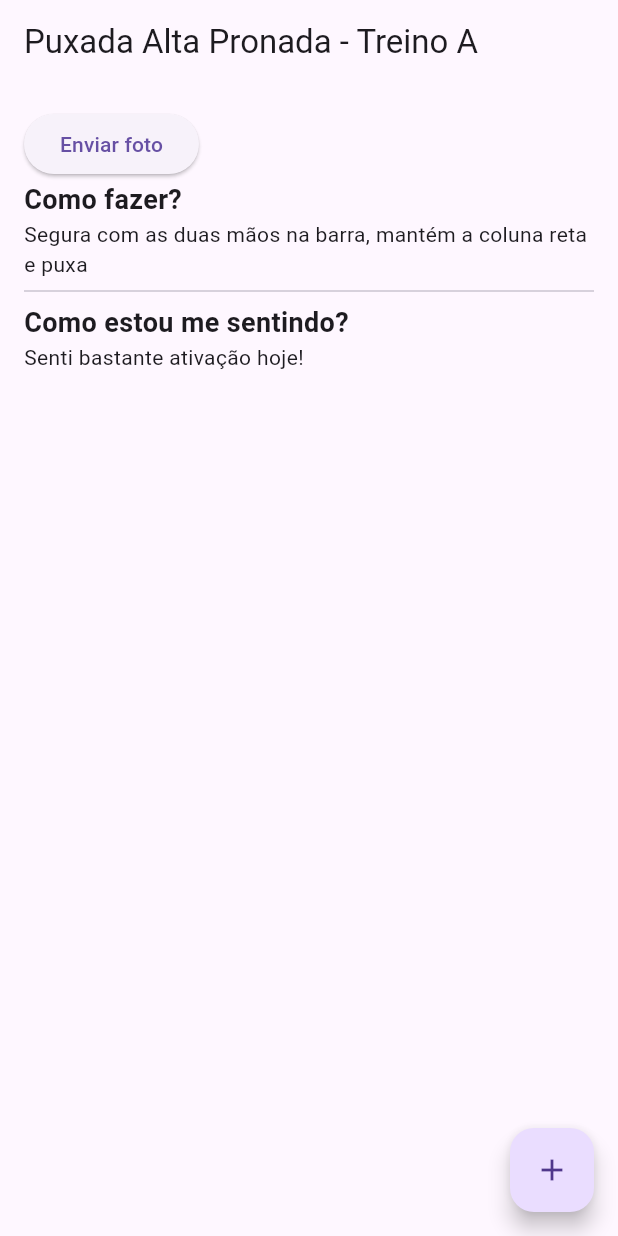
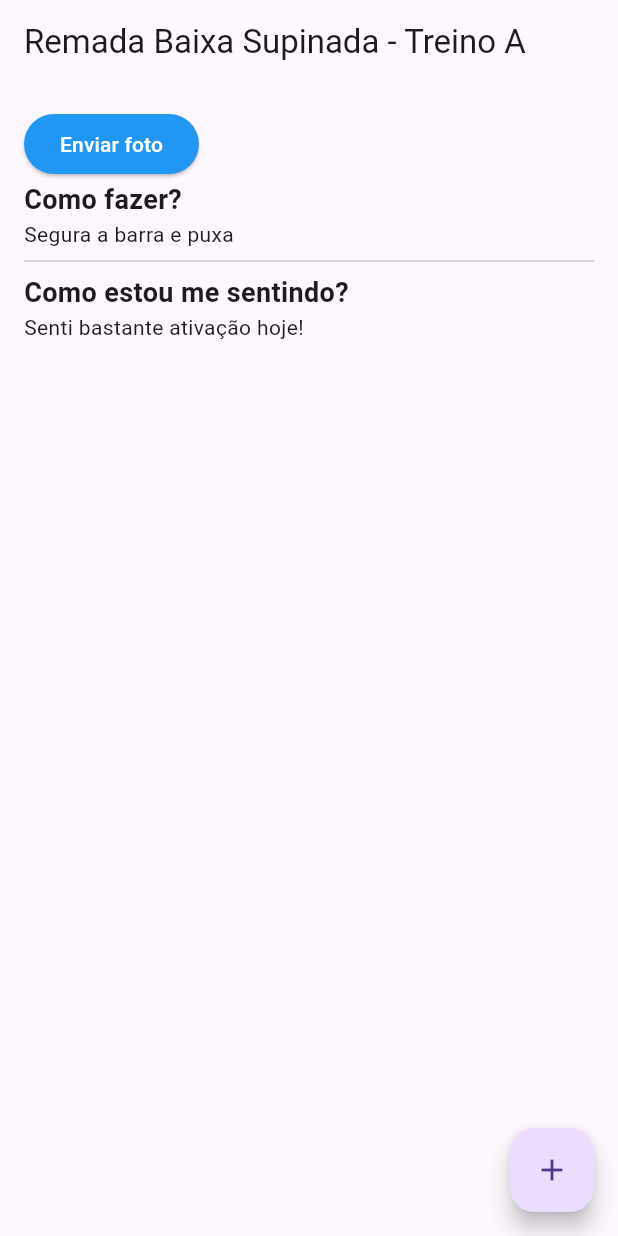
Before and after one commit to stellamaia/flutter_todo_app, a Flutter app: the screen it shows after launch, on a phone screen of 412 x 824 dp. Run offline on Flutter 3.47's test engine with Material 3 defaults, Android fonts, the phone set to English and light mode, and no system bars.

```diff
--- a/lib/exercises/exercise-screen.dart
+++ b/lib/exercises/exercise-screen.dart
@@ -1,12 +1,37 @@
 import 'package:flutter/material.dart';
+import 'package:flutter_todo_app/models/exercises-model.dart';
+import 'package:flutter_todo_app/models/sentiment-model.dart';
 
 class ExerciseScreen extends StatelessWidget {
-  const ExerciseScreen({super.key});
+  ExerciseScreen({super.key});
 
+  final ExercisesModels exercisesModels = ExercisesModels(
+    id: "EX001",
+    name: "Remada Baixa Supinada",
+    training: "Treino A",
+    howToMake: "Segura a barra e puxa",
+  );
+
+  final List<SentimentModel> sentiment = [
+    SentimentModel(
+      id: "EX001",
+      sentiment: "Pouca ativação hoje",
+      data: "2022-02-17",
+    ),
+    SentimentModel(
+      id: "EX001",
+      sentiment: "Já senti alguma ativação",
+      data: "2022-02-19",
+    ),
+  ];
   @override
   Widget build(BuildContext context) {
     return Scaffold(
-      appBar: AppBar(title: const Text("Puxada Alta Pronada - Treino A ")),
+      appBar: AppBar(
+        title: Text(
+          "${exercisesModels.name} - ${exercisesModels.training}",
+        ),
+      ),
       floatingActionButton: FloatingActionButton(
         onPressed: () {
           //comportamento de quando foi clicado
@@ -21,14 +46,19 @@ class ExerciseScreen extends StatelessWidget {
           children: [
             ElevatedButton(
               onPressed: () {},
-              child: const Text("Enviar foto"),
+              child: const Text(
+                "Enviar foto",
+                style: TextStyle(color: Colors.white),
+              ),
+              style: ElevatedButton.styleFrom(
+                primary: Colors.blue, // background color
+              ),
             ),
             const Text(
               "Como fazer?",
               style: TextStyle(fontWeight: FontWeight.bold, fontSize: 18),
             ),
-            const Text(
-                "Segura com as duas mãos na barra, mantém a coluna reta e puxa"),
+            Text(exercisesModels.howToMake),
             const Divider(),
             const Text(
               "Como estou me sentindo?",
```
